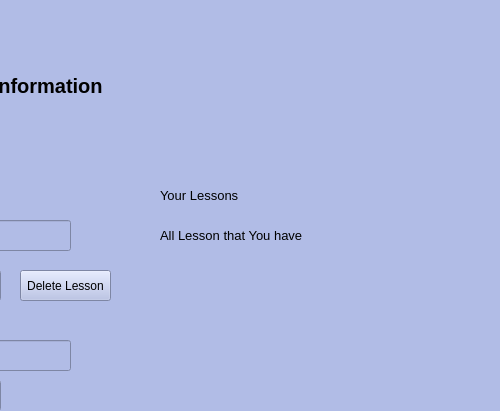
Qt form ui/teacherInfo.ui (fbucak/school-management-system) before a commit; both pictures show x 300 to 800 and y 0 to 411 of the 800 by 600 pixel window.
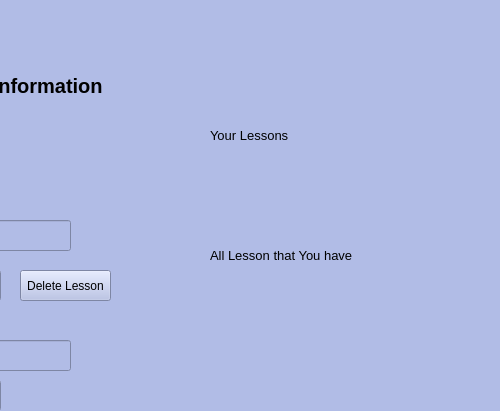
The same form after that commit.

The edit to the form file:
```diff
--- a/ui/teacherInfo.ui
+++ b/ui/teacherInfo.ui
@@ -322,10 +322,10 @@
      <widget class="QLabel" name="lNameLabel_3">
       <property name="geometry">
        <rect>
-        <x>460</x>
-        <y>220</y>
-        <width>301</width>
-        <height>31</height>
+        <x>510</x>
+        <y>160</y>
+        <width>191</width>
+        <height>191</height>
        </rect>
       </property>
       <property name="font">
@@ -358,8 +358,8 @@
      <widget class="QLabel" name="lNameLabel_4">
       <property name="geometry">
        <rect>
-        <x>460</x>
-        <y>180</y>
+        <x>510</x>
+        <y>120</y>
         <width>301</width>
         <height>31</height>
        </rect>
```
Left out of the diff: 18 changed lines with no effect on the pictures.
